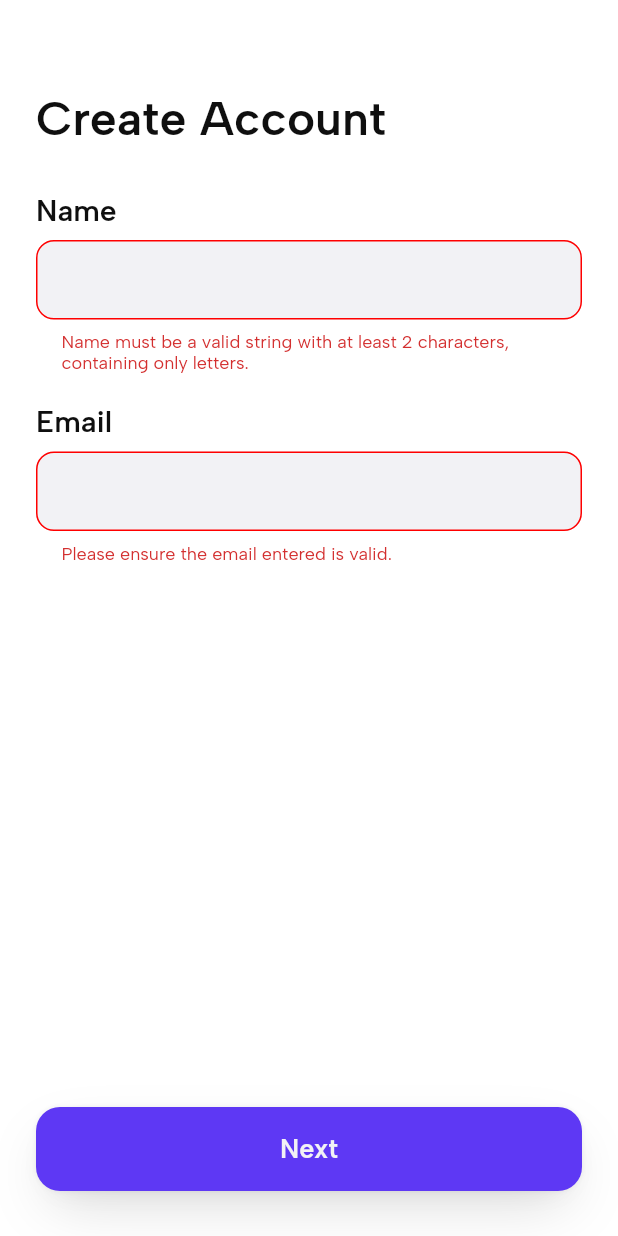
After one commit to theakanfecode1/flooz_challenge, a Flutter app: the CreateAccountPage screen opened directly, after a tap on "Next", on a phone screen of 412 x 824 dp. The commit adds this screen. Run offline on Flutter 3.47's test engine with Material 2 defaults, Android fonts, the phone set to English and light mode, and no system bars; our stand-ins replace bloc, equatable, flutter_bloc, formz.

Commit message:
feat: Implemented Create Account Bloc

```diff
--- a/lib/components/flooz_text_field.dart
+++ b/lib/components/flooz_text_field.dart
@@ -5,18 +5,18 @@ import 'package:flutter/material.dart';
 
 class FloozTextField extends StatefulWidget {
   final String title;
+  final String? errorMessage;
   final TextEditingController controller;
   final TextInputType keyboardType;
   final TextInputAction textInputAction;
-  final String? Function(String?)? validator;
   final Function(String)? onTextChanged;
 
   const FloozTextField(
       {Key? key,
       this.keyboardType = TextInputType.text,
-      required this.validator,
       required this.title,
       required this.onTextChanged,
+       this.errorMessage,
       this.textInputAction = TextInputAction.next,
       required this.controller})
       : super(key: key);
@@ -45,7 +45,6 @@ class _FloozTextFieldState extends State<FloozTextField> {
           maxLines: 1,
           textInputAction: widget.textInputAction,
           keyboardType: widget.keyboardType,
-          validator: widget.validator,
           onChanged: widget.onTextChanged,
           decoration: InputDecoration(
             filled: true,
@@ -53,6 +52,7 @@ class _FloozTextFieldState extends State<FloozTextField> {
             fillColor: AppColors.grey400,
             errorMaxLines: 3,
             isDense: true,
+            errorText: widget.errorMessage,
             enabledBorder: OutlineInputBorder(
               borderRadius: BorderRadius.circular(12.0),
               borderSide: const BorderSide(
--- /dev/null
+++ b/lib/create_account/bloc/create_account_bloc.dart
@@ -0,0 +1,57 @@
+import 'dart:async';
+
+import 'package:bloc/bloc.dart';
+import 'package:equatable/equatable.dart';
+import 'package:flooz_challenge/create_account/bloc/create_account_event.dart';
+import 'package:flooz_challenge/create_account/bloc/create_account_state.dart';
+import 'package:flooz_challenge/create_account/models/email.dart';
+import 'package:flooz_challenge/create_account/models/name.dart';
+import 'package:formz/formz.dart';
+
+
+
+class CreateAccountBloc extends Bloc<CreateAccountEvent, CreateAccountState> {
+  CreateAccountBloc() : super(const CreateAccountState()) {
+    on<EmailChanged>(_onEmailChanged);
+    on<NameChanged>(_onNameChanged);
+    on<FormSubmitted>(_onFormSubmitted);
+  }
+
+  void _onEmailChanged(EmailChanged event, Emitter<CreateAccountState> emit) {
+    final email = Email.dirty(event.email);
+    emit(
+      state.copyWith(
+        email: email,
+        isValid: Formz.validate([email, state.name]),
+      ),
+    );
+  }
+  void _onNameChanged(NameChanged event, Emitter<CreateAccountState> emit) {
+    final name = Name.dirty(event.name);
+    emit(
+      state.copyWith(
+        name: name,
+        isValid: Formz.validate([name, state.email]),
+      ),
+    );
+  }
+
+  Future<void> _onFormSubmitted(
+      FormSubmitted event,
+      Emitter<CreateAccountState> emit,
+      ) async {
+    final email = Email.dirty(state.email.value);
+    final name = Name.dirty(state.name.value);
+    emit(
+      state.copyWith(
+        email: email,
+        name: name,
+        isValid: Formz.validate([email, name]),
+      ),
+    );
+    if (state.isValid) {
+      emit(state.copyWith(status: FormzSubmissionStatus.inProgress));
+      emit(state.copyWith(status: FormzSubmissionStatus.success));
+    }
+  }
+}
--- /dev/null
+++ b/lib/create_account/bloc/create_account_event.dart
@@ -0,0 +1,30 @@
+import 'package:equatable/equatable.dart';
+
+abstract class CreateAccountEvent extends Equatable {
+  const CreateAccountEvent();
+
+  @override
+  List<Object> get props => [];
+}
+
+class EmailChanged extends CreateAccountEvent {
+  const EmailChanged({required this.email});
+
+  final String email;
+
+  @override
+  List<Object> get props => [email];
+}
+
+class NameChanged extends CreateAccountEvent {
+  const NameChanged({required this.name});
+
+  final String name;
+
+  @override
+  List<Object> get props => [name];
+}
+
+class FormSubmitted extends CreateAccountEvent {
+  const FormSubmitted();
+}
--- /dev/null
+++ b/lib/create_account/bloc/create_account_state.dart
@@ -0,0 +1,36 @@
+
+import 'package:equatable/equatable.dart';
+import 'package:flooz_challenge/create_account/models/email.dart';
+import 'package:flooz_challenge/create_account/models/name.dart';
+import 'package:formz/formz.dart';
+
+class CreateAccountState extends Equatable {
+  const CreateAccountState({
+    this.email = const Email.pure(),
+    this.name = const Name.pure(),
+    this.isValid = false,
+    this.status = FormzSubmissionStatus.initial,
+  });
+
+  final Email email;
+  final Name name;
+  final bool isValid;
+  final FormzSubmissionStatus status;
+
+  CreateAccountState copyWith({
+    Email? email,
+    Name? name,
+    bool? isValid,
+    FormzSubmissionStatus? status,
+  }) {
+    return CreateAccountState(
+      email: email ?? this.email,
+      name: name ?? this.name,
+      isValid: isValid ?? this.isValid,
+      status: status ?? this.status,
+    );
+  }
+
+  @override
+  List<Object> get props => [email, name, status];
+}
--- /dev/null
+++ b/lib/create_account/models/email.dart
@@ -0,0 +1,19 @@
+import 'package:formz/formz.dart';
+
+enum EmailValidationError { invalid }
+
+class Email extends FormzInput<String, EmailValidationError> {
+  const Email.pure([super.value = '']) : super.pure();
+
+  const Email.dirty([super.value = '']) : super.dirty();
+
+  static final _emailRegExp = RegExp(
+      r"^((([a-z]|\d|[!#\$%&'\*\+\-\/=\?\^_`{\|}~]|[\u00A0-\uD7FF\uF900-\uFDCF\uFDF0-\uFFEF])+(\.([a-z]|\d|[!#\$%&'\*\+\-\/=\?\^_`{\|}~]|[\u00A0-\uD7FF\uF900-\uFDCF\uFDF0-\uFFEF])+)*)|((\x22)((((\x20|\x09)*(\x0d\x0a))?(\x20|\x09)+)?(([\x01-\x08\x0b\x0c\x0e-\x1f\x7f]|\x21|[\x23-\x5b]|[\x5d-\x7e]|[\u00A0-\uD7FF\uF900-\uFDCF\uFDF0-\uFFEF])|(\\([\x01-\x09\x0b\x0c\x0d-\x7f]|[\u00A0-\uD7FF\uF900-\uFDCF\uFDF0-\uFFEF]))))*(((\x20|\x09)*(\x0d\x0a))?(\x20|\x09)+)?(\x22)))@((([a-z]|\d|[\u00A0-\uD7FF\uF900-\uFDCF\uFDF0-\uFFEF])|(([a-z]|\d|[\u00A0-\uD7FF\uF900-\uFDCF\uFDF0-\uFFEF])([a-z]|\d|-|\.|_|~|[\u00A0-\uD7FF\uF900-\uFDCF\uFDF0-\uFFEF])*([a-z]|\d|[\u00A0-\uD7FF\uF900-\uFDCF\uFDF0-\uFFEF])))\.)+(([a-z]|[\u00A0-\uD7FF\uF900-\uFDCF\uFDF0-\uFFEF])|(([a-z]|[\u00A0-\uD7FF\uF900-\uFDCF\uFDF0-\uFFEF])([a-z]|\d|-|\.|_|~|[\u00A0-\uD7FF\uF900-\uFDCF\uFDF0-\uFFEF])*([a-z]|[\u00A0-\uD7FF\uF900-\uFDCF\uFDF0-\uFFEF])))$");
+
+  @override
+  EmailValidationError? validator(String value) {
+    return _emailRegExp.hasMatch(value)
+        ? null
+        : EmailValidationError.invalid;
+  }
+}
--- /dev/null
+++ b/lib/create_account/models/name.dart
@@ -0,0 +1,17 @@
+import 'package:formz/formz.dart';
+
+enum NameValidationError { invalid }
+
+class Name extends FormzInput<String, NameValidationError> {
+  const Name.pure([super.value = '']) : super.pure();
+
+  const Name.dirty([super.value = '']) : super.dirty();
+
+  static final _nameRegex = RegExp(r"^(?!.*[\d\s\W_])\p{L}{2,}$", unicode: true);
+  @override
+  NameValidationError? validator(String value) {
+    return _nameRegex.hasMatch(value)
+        ? null
+        : NameValidationError.invalid;
+  }
+}
--- /dev/null
+++ b/lib/create_account/view/create_account_form.dart
@@ -0,0 +1,115 @@
+import 'package:flooz_challenge/components/flooz_button.dart';
+import 'package:flooz_challenge/components/flooz_text_field.dart';
+import 'package:flooz_challenge/create_account/bloc/create_account_bloc.dart';
+import 'package:flooz_challenge/create_account/bloc/create_account_event.dart';
+import 'package:flooz_challenge/create_account/bloc/create_account_state.dart';
+import 'package:flooz_challenge/create_passcode/view/create_passcode_page.dart';
+import 'package:flooz_challenge/res/style/app_spacings.dart';
+import 'package:flooz_challenge/res/style/app_text_styles.dart';
+import 'package:flooz_challenge/utils/nav_utils.dart';
+import 'package:flutter/material.dart';
+import 'package:flutter_bloc/flutter_bloc.dart';
+import 'package:formz/formz.dart';
+
+class CreateAccountForm extends StatefulWidget {
+  const CreateAccountForm({Key? key}) : super(key: key);
+
+  @override
+  State<CreateAccountForm> createState() => _CreateAccountFormState();
+}
+
+class _CreateAccountFormState extends State<CreateAccountForm> {
+  final TextEditingController _nameTextEditingController =
+      TextEditingController();
+  final TextEditingController _emailTextEditingController =
+      TextEditingController();
+
+  @override
+  void dispose() {
+    _nameTextEditingController.dispose();
+    _emailTextEditingController.dispose();
+    super.dispose();
+  }
+
+  @override
+  Widget build(BuildContext context) {
+    return BlocListener<CreateAccountBloc, CreateAccountState>(
+      listenWhen: (previous, current) => previous.status != current.status,
+      listener: (context, state) {
+        if (state.status.isSuccess) {
+          pushTo(const CreatePasscodePage());
+        }
+      },
+      child: Column(
+        crossAxisAlignment: CrossAxisAlignment.start,
+        children: [
+          Expanded(
+              child: Column(
+            crossAxisAlignment: CrossAxisAlignment.start,
+            children: [
+              const SizedBox(
+                height: AppSpacings.xxxxl,
+              ),
+              const Text(
+                'Create Account',
+                style: AppTextStyles.kH1,
+              ),
+              const SizedBox(
+                height: AppSpacings.xxl,
+              ),
+              BlocBuilder<CreateAccountBloc, CreateAccountState>(
+                buildWhen: (previous, current) => previous.name != current.name,
+                builder: (context, state) {
+                  return FloozTextField(
+                      title: 'Name',
+                      errorMessage: state.name.displayError != null
+                          ? 'Name must be a valid string with at least 2 characters, containing only letters.'
+                          : null,
+                      onTextChanged: (text) {
+                        context
+                            .read<CreateAccountBloc>()
+                            .add(NameChanged(name: text));
+                      },
+                      controller: _nameTextEditingController);
+                },
+              ),
+              const SizedBox(
+                height: AppSpacings.l,
+              ),
+              BlocBuilder<CreateAccountBloc, CreateAccountState>(
+                  buildWhen: (previous, current) => previous.email != current.email,
+                  builder: (context, state) {
+                return FloozTextField(
+                    title: 'Email',
+                    errorMessage: state.email.displayError != null
+                        ? 'Please ensure the email entered is valid.'
+                        : null,
+                    onTextChanged: (text) {
+                      context
+                          .read<CreateAccountBloc>()
+                          .add(EmailChanged(email: text));
+                    },
+                    controller: _emailTextEditingController);
+              }),
+            ],
+          )),
+          const SizedBox(
+            height: AppSpacings.xm,
+          ),
+          BlocBuilder<CreateAccountBloc, CreateAccountState>(
+              buildWhen: (previous, current) => previous.status != current.status,
+              builder: (context, state) {
+            return FloozButton(
+                onTap: () {
+                  context.read<CreateAccountBloc>().add(const FormSubmitted());
+                },
+                label: 'Next');
+          }),
+          const SizedBox(
+            height: AppSpacings.xxl,
+          ),
+        ],
+      ),
+    );
+  }
+}
--- /dev/null
+++ b/lib/create_account/view/create_account_page.dart
@@ -0,0 +1,41 @@
+import 'package:flooz_challenge/create_account/bloc/create_account_bloc.dart';
+import 'package:flooz_challenge/create_account/view/create_account_form.dart';
+import 'package:flooz_challenge/res/style/app_colors.dart';
+import 'package:flooz_challenge/res/style/app_spacings.dart';
+import 'package:flutter/material.dart';
+import 'package:flutter_bloc/flutter_bloc.dart';
+
+class CreateAccountPage extends StatefulWidget {
+  const CreateAccountPage({Key? key}) : super(key: key);
+
+  @override
+  State<CreateAccountPage> createState() => _CreateAccountPageState();
+}
+
+class _CreateAccountPageState extends State<CreateAccountPage> {
+
+
+  @override
+  Widget build(BuildContext context) {
+    return Scaffold(
+      backgroundColor: AppColors.white,
+      body: BlocProvider(
+        create: (_) => CreateAccountBloc(),
+        child: const SafeArea(
+          bottom: false,
+          child: CustomScrollView(
+            slivers: [
+              SliverFillRemaining(
+                hasScrollBody: false,
+                child: Padding(
+                  padding: EdgeInsets.symmetric(horizontal: AppSpacings.xl),
+                  child: CreateAccountForm(),
+                ),
+              )
+            ],
+          ),
+        ),
+      ),
+    );
+  }
+}
--- a/lib/main.dart
+++ b/lib/main.dart
@@ -1,4 +1,4 @@
-import 'package:flooz_challenge/create_account/screen/create_account_screen.dart';
+import 'package:flooz_challenge/create_account/view/create_account_page.dart';
 import 'package:flooz_challenge/res/style/app_colors.dart';
 import 'package:flooz_challenge/utils/constants.dart';
 import 'package:flutter/material.dart';
@@ -21,7 +21,7 @@ class MyApp extends StatelessWidget {
           fontFamily: ('AlbertSans' ),
           colorScheme:
           ColorScheme.fromSwatch().copyWith(secondary: AppColors.black)),
-      home:  const CreateAccountScreen(),
+      home:  const CreateAccountPage(),
     );
   }
 }
--- a/pubspec.yaml
+++ b/pubspec.yaml
@@ -35,8 +35,13 @@ dependencies:
   # The following adds the Cupertino Icons font to your application.
   # Use with the CupertinoIcons class for iOS style icons.
   cupertino_icons: ^1.0.2
+  bloc: ^8.1.0
+  equatable: ^2.0.3
+  flutter_bloc: ^8.1.1
+  formz: ^0.6.0
 
 dev_dependencies:
+  bloc_test: ^9.1.1
   flutter_test:
     sdk: flutter
 
```
Also changed, not shown: lib/create_account/screen/create_account_screen.dart (deleted, +0 -94 lines), lib/create_passcode/view/create_passcode_page.dart (renamed from lib/create_passcode/screen/create_passcode_screen.dart, +6 -6 lines), lib/home/view/home_page.dart (renamed from lib/home/screen/home_screen.dart, +7 -7 lines), pubspec.lock.
